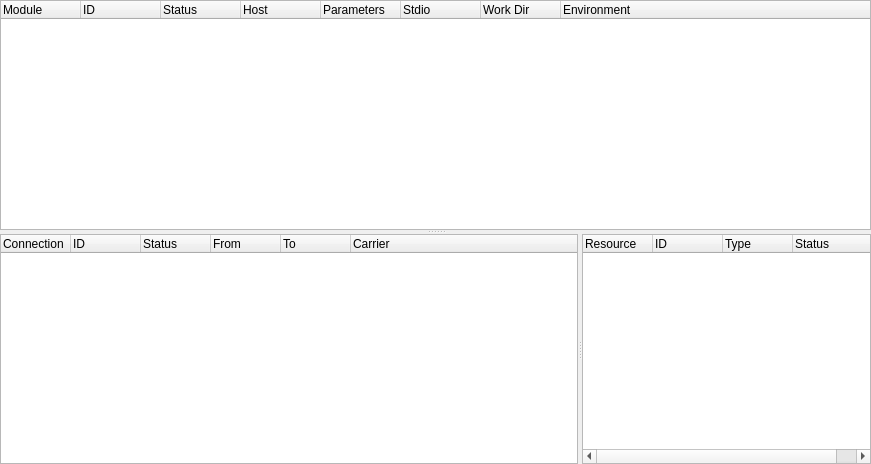
Before: the Qt Designer form src/yarpmanager-qt/applicationviewwidget.ui in robotology/yarp, drawn with Qt 5.
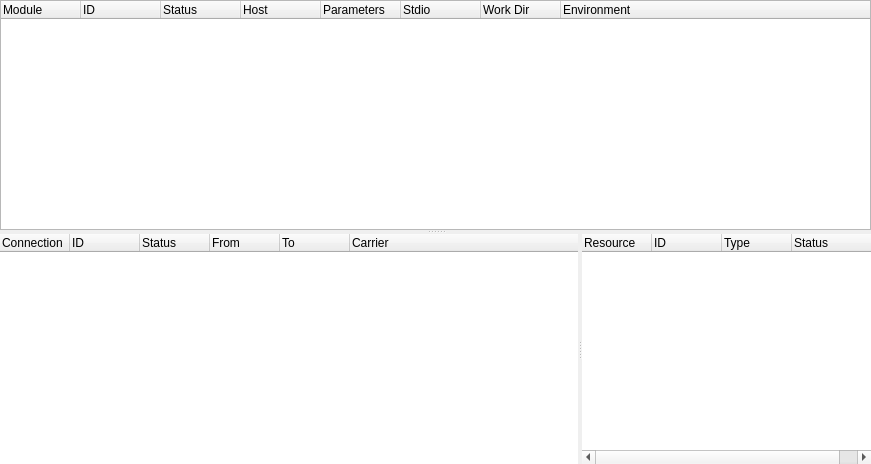
After: the same form once the commit is applied. Custom widgets are drawn as their Qt base class.

Commit message: [yarpmanager-qt] Added a proper close icon to tabs, cleaned up ui, minor fixes here and there

Diff of the .ui file:
```diff
--- a/src/yarpmanager-qt/applicationviewwidget.ui
+++ b/src/yarpmanager-qt/applicationviewwidget.ui
@@ -115,6 +115,9 @@
 background-color: rgb(255, 255, 255);*/
 </string>
           </property>
+          <property name="frameShape">
+           <enum>QFrame::NoFrame</enum>
+          </property>
           <property name="rootIsDecorated">
            <bool>false</bool>
           </property>
@@ -164,6 +167,9 @@
 background-color: rgb(255, 255, 255);*/
 </string>
           </property>
+          <property name="frameShape">
+           <enum>QFrame::NoFrame</enum>
+          </property>
           <property name="rootIsDecorated">
            <bool>false</bool>
           </property>
```
The commit also changes 3 other files.
